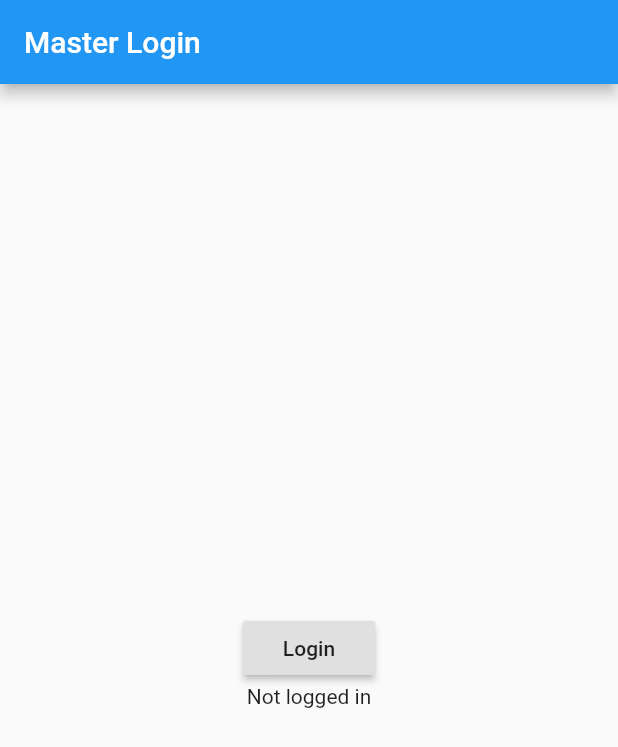
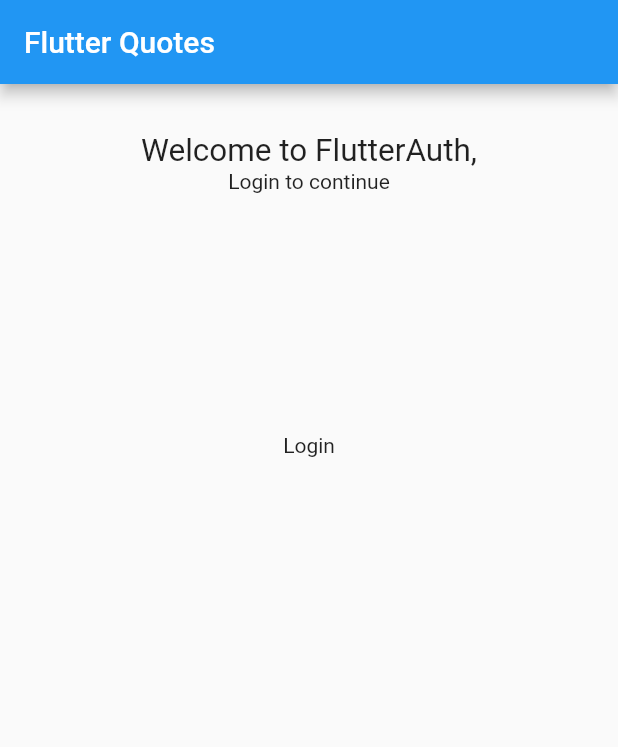
Before and after one commit to WillyShakes/MasterLogin, a Flutter app: the screen it shows after launch, on a phone screen of 412 x 824 dp. Shown: the top 747 px of the screen. Run offline on Flutter 3.47's test engine with Material 2 defaults, Android fonts, the phone set to English and light mode, and no system bars; our stand-ins replace firebase_database; accounts and stored records are empty.

Commit message:
Adding MVP pattern Adding Firebase database

```diff
--- /dev/null
+++ b/lib/Login/login_presenter.dart
@@ -0,0 +1,29 @@
+import 'package:flutter/services.dart';
+import 'package:firebase_database/firebase_database.dart';
+
+abstract class LoginViewContract {
+  void onLoginScuccess(String msg);
+  void onLoginError(String message);
+}
+
+class LoginPresenter {
+  LoginViewContract _view;
+  LoginPresenter(this._view);
+  static const platform = const MethodChannel('masterlogin/login');
+
+  void perform_login() {
+    assert(_view != null);
+    try {
+      platform.invokeMethod('login').then((result) {
+        if(result != "false") {
+          _view.onLoginScuccess('Congratulations, you are in. ' + result);
+        }
+        else
+          _view.onLoginError('Error');
+      });
+
+    } on PlatformException catch (e) {
+      _view.onLoginError("Failed to login: '${e.message}'.");
+    }
+  }
+}
--- /dev/null
+++ b/lib/Login/login_view.dart
@@ -0,0 +1,155 @@
+import 'package:firebase_database/firebase_database.dart';
+import 'package:flutter/material.dart';
+import 'package:flutter/widgets.dart';
+import 'package:masterlogin/Data/Quote.dart';
+import 'package:masterlogin/Login/login_presenter.dart';
+import 'package:firebase_database/ui/firebase_animated_list.dart';
+
+
+class LoginPage extends StatelessWidget {
+  final GlobalKey<ScaffoldState> _scaffoldKey = new GlobalKey<ScaffoldState>();
+  @override
+  Widget build(BuildContext context) {
+    return new Scaffold(
+        key: _scaffoldKey,
+        appBar: new AppBar(
+          title: new Text("Flutter Quotes"),
+        ),
+        body: new LoginScreen(_scaffoldKey)
+    );
+  }
+
+}
+
+
+///
+///   Contact List
+///
+
+class LoginScreen extends StatefulWidget{
+  GlobalKey<ScaffoldState> skey;
+
+  LoginScreen(GlobalKey<ScaffoldState> this.skey, { Key key }) : super(key: key);
+
+  @override
+  _LoginScreenState createState() => new _LoginScreenState(skey);
+}
+
+
+class _LoginScreenState extends State<LoginScreen> implements LoginViewContract {
+  LoginPresenter _presenter;
+  bool _IsLoading;
+  String token;
+  final reference = FirebaseDatabase.instance.reference().child('quotes');
+  GlobalKey<ScaffoldState> _scaffoldKey;
+
+
+  void showInSnackBar(String value) {
+    _scaffoldKey.currentState.showSnackBar(new SnackBar(
+        content: new Text(value)
+    ));
+  }
+
+  _LoginScreenState(GlobalKey<ScaffoldState> skey) {
+    _presenter = new LoginPresenter(this);
+    _scaffoldKey = skey;
+  }
+
+  @override
+  void initState() {
+    super.initState();
+    _IsLoading = false;
+  }
+
+
+  @override
+  void onLoginError(String msg) {
+    setState(() {
+      _IsLoading = false;
+    });
+    showInSnackBar(msg);
+  }
+
+  @override
+  void onLoginScuccess(String t) {
+    setState(() {
+      _IsLoading = false;
+      token = t;
+    });
+    showInSnackBar('Login successful');
+  }
+
+
+  @override
+  Widget build(BuildContext context) {
+    var widget;
+    if(_IsLoading) {
+      widget = new Center(
+          child: new Padding(
+              padding: const EdgeInsets.only(left: 16.0, right: 16.0),
+              child: new CircularProgressIndicator()
+          )
+      );
+    } else if(token != null){
+      widget = new Padding(
+        padding: new EdgeInsets.all(32.0),
+        child: new Column(children: <Widget>[
+          new Flexible(
+            child: new FirebaseAnimatedList(                            //new
+              query: reference,                                       //new
+              sort: (a, b) => b.key.compareTo(a.key),                 //new
+              padding: new EdgeInsets.all(8.0),                       //new
+              reverse: true,                                          //new
+              itemBuilder: (context, DataSnapshot snapshot, Animation<double> animation,int x) { //new
+                return new Quote(                               //new
+                    snapshot: snapshot,                                 //new
+                    animation: animation                                //new
+                );                                                    //new
+              },                                                      //new
+            ),                                                        //new
+          ),
+          new Align(
+            alignment: const Alignment(0.0, -0.2),
+            child: new FloatingActionButton(
+              child: const Icon(Icons.add),
+              onPressed: () {
+                Navigator.of(context).pushNamed('/add');
+              },
+            ),
+          ),
+        ], ),
+      );
+    }
+    else {
+      widget = new Padding(
+          padding: new EdgeInsets.all(32.0),
+          child: new Column(
+              crossAxisAlignment: CrossAxisAlignment.center,
+              mainAxisSize: MainAxisSize.min,
+              children: <Widget>[
+                new Text(
+                  'Welcome to FlutterAuth,',
+                  style: DefaultTextStyle.of(context).style.apply(fontSizeFactor: 1.5),),
+                new Text('Login to continue'),
+                new Center(
+                  child: new Padding(
+                      padding: new EdgeInsets.symmetric(vertical: 160.0),
+                      child:
+                      new InkWell(child:
+                      new Text('Login'),onTap: _login,)
+                  ),
+                ),
+              ]
+          )
+      );
+    }
+    return widget;
+  }
+
+  void _login(){
+    setState(() {
+      _IsLoading = true;
+    });
+    _presenter.perform_login();
+  }
+}
--- a/lib/main.dart
+++ b/lib/main.dart
@@ -1,98 +1,16 @@
 import 'package:flutter/material.dart';
-import 'package:flutter/services.dart';
-import 'dart:async';
+import 'package:masterlogin/Add/add_view.dart';
+import 'package:masterlogin/Login/login_view.dart';
 
-void main() => runApp(new MyApp());
-
-class MyApp extends StatelessWidget {
-  // This widget is the root of your application.
-  @override
-  Widget build(BuildContext context) {
-    return new MaterialApp(
-      title: 'Flutter Demo',
+void main() =>runApp(
+    new MaterialApp(
+      title: 'Master Login',
       theme: new ThemeData(
-        // This is the theme of your application.
-        //
-        // Try running your application with "flutter run". You'll see the
-        // application has a blue toolbar. Then, without quitting the app, try
-        // changing the primarySwatch below to Colors.green and then invoke
-        // "hot reload" (press "r" in the console where you ran "flutter run",
-        // or press Run > Flutter Hot Reload in IntelliJ). Notice that the
-        // counter didn't reset back to zero; the application is not restarted.
-        primarySwatch: Colors.blue,
+          primarySwatch: Colors.blue
       ),
-      home: new MyHomePage(title: 'Master Login'),
-    );
-  }
-}
-
-class MyHomePage extends StatefulWidget {
-  MyHomePage({Key key, this.title}) : super(key: key);
-
-  // This widget is the home page of your application. It is stateful, meaning
-  // that it has a State object (defined below) that contains fields that affect
-  // how it looks.
-
-  // This class is the configuration for the state. It holds the values (in this
-  // case the title) provided by the parent (in this case the App widget) and
-  // used by the build method of the State. Fields in a Widget subclass are
-  // always marked "final".
-
-  final String title;
-
-  @override
-  _MyHomePageState createState() => new _MyHomePageState();
-}
-
-class _MyHomePageState extends State<MyHomePage> {
-  static const platform = const MethodChannel('masterlogin/login');
-  String message = 'Not logged in';
-  Future _login() async {
-    String msg;
-    try {
-      final String result = await platform.invokeMethod('login');
-      if(result != "false")
-        msg = 'Congratulations, you are in. '+result;
-      else
-        msg = message;
-    } on PlatformException catch (e) {
-      msg = "Failed to login: '${e.message}'.";
-    }
-    setState(() {
-      message = msg;
-    });
-  }
-
-
-  @override
-  Widget build(BuildContext context) {
-    // This method is rerun every time setState is called, for instance as done
-    // by the _incrementCounter method above.
-    //
-    // The Flutter framework has been optimized to make rerunning build methods
-    // fast, so that you can just rebuild anything that needs updating rather
-    // than having to individually change instances of widgets.
-    return new Scaffold(
-      appBar: new AppBar(
-        // Here we take the value from the MyHomePage object that was created by
-        // the App.build method, and use it to set our appbar title.
-        title: new Text(widget.title),
-      ),
-      body: new Center(
-        // Center is a layout widget. It takes a single child and positions it
-        // in the middle of the parent.
-          child: new Column(
-            mainAxisSize: MainAxisSize.min,
-            children: [
-              new RaisedButton(
-                  onPressed: _login,
-                  child: new Text('Login'),),
-              new Center(
-                child: new Text(message),
-              ),
-            ],
-          )
-      ),
-    );
-  }
-}
+      home: new LoginPage(),
+      routes: <String, WidgetBuilder> {
+        '/add': (BuildContext context) => new AddQuote(),
+      },
+    )
+);
--- a/pubspec.yaml
+++ b/pubspec.yaml
@@ -8,10 +8,14 @@ dependencies:
   # The following adds the Cupertino Icons font to your application.
   # Use with the CupertinoIcons class for iOS style icons.
   cupertino_icons: ^0.1.0
+  firebase_database: 0.3.6
 
 dev_dependencies:
   flutter_test:
     sdk: flutter
+
+
+
 
 
 # For information on the generic Dart part of this file, see the
```
Also changed, not shown: lib/Add/add_quote_presenter.dart (added, +26 -0 lines), lib/Add/add_view.dart (added, +166 -0 lines), lib/Data/Quote.dart (added, +42 -0 lines), 3 other files.
